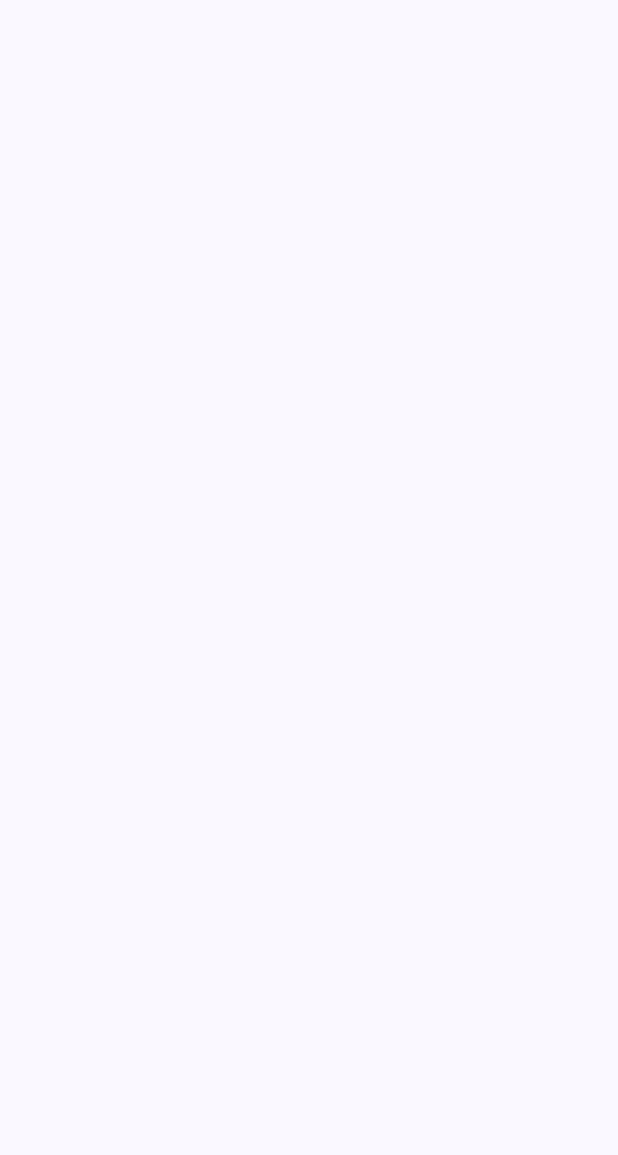
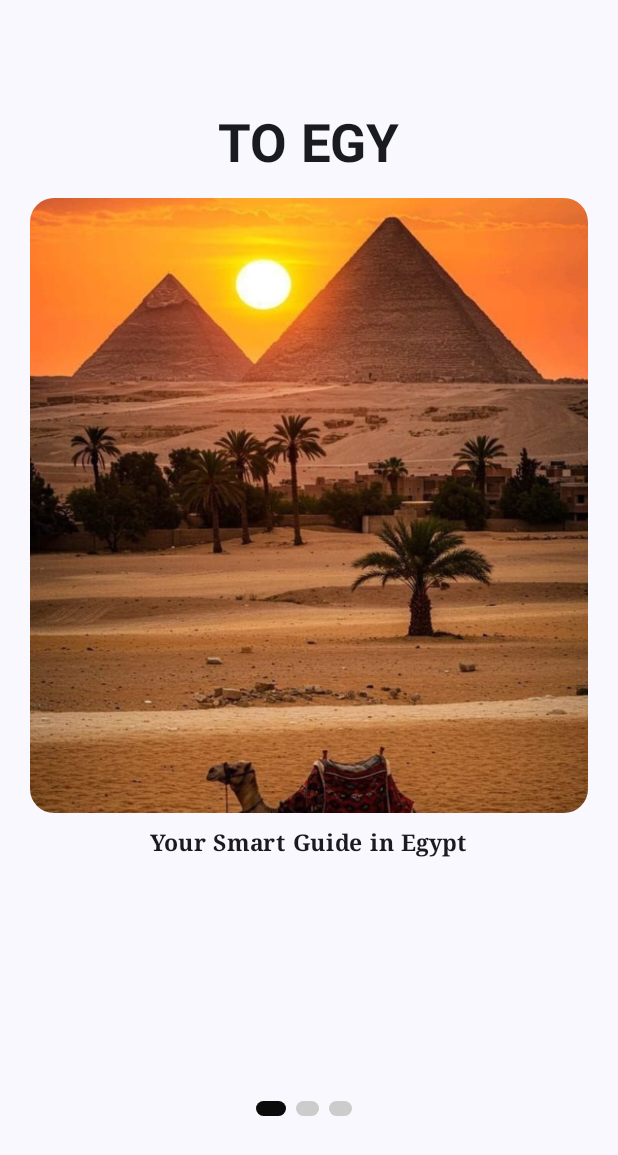
Before and after one commit to maryamasem/To-Egy-App, an Android app built with Jetpack Compose: the screen it shows after launch (MainActivity), on a phone screen of 412 x 824 dp. Before the commit the part shown is empty. Shown: the top 1155 px of the screen. Run offline under Robolectric (Android 15) with nearby library versions, the phone set to English and light mode, and no system bars.

Commit message:
onBoarding SplashScreen

```diff
--- /dev/null
+++ b/app/src/main/java/SplashScreenUI.kt
@@ -0,0 +1,158 @@
+import androidx.compose.animation.AnimatedVisibility
+import androidx.compose.animation.fadeIn
+import androidx.compose.animation.fadeOut
+import androidx.compose.foundation.Image
+import androidx.compose.foundation.background
+import androidx.compose.foundation.border
+import androidx.compose.foundation.layout.Arrangement
+import androidx.compose.foundation.layout.Box
+import androidx.compose.foundation.layout.Column
+import androidx.compose.foundation.layout.Row
+import androidx.compose.foundation.layout.Spacer
+import androidx.compose.foundation.layout.aspectRatio
+import androidx.compose.foundation.layout.fillMaxHeight
+import androidx.compose.foundation.layout.fillMaxSize
+import androidx.compose.foundation.layout.fillMaxWidth
+import androidx.compose.foundation.layout.height
+import androidx.compose.foundation.layout.padding
+import androidx.compose.foundation.layout.size
+import androidx.compose.foundation.layout.width
+import androidx.compose.foundation.pager.HorizontalPager
+import androidx.compose.foundation.pager.PagerState
+import androidx.compose.foundation.pager.rememberPagerState
+import androidx.compose.foundation.rememberScrollState
+import androidx.compose.foundation.shape.CircleShape
+import androidx.compose.foundation.shape.RoundedCornerShape
+import androidx.compose.foundation.verticalScroll
+import androidx.compose.material3.Button
+import androidx.compose.material3.Icon
+import androidx.compose.material3.Text
+import androidx.compose.runtime.Composable
+import androidx.compose.runtime.rememberCoroutineScope
+import androidx.compose.ui.Alignment
+import androidx.compose.ui.Modifier
+import androidx.compose.ui.draw.clip
+import androidx.compose.ui.graphics.Color
+import androidx.compose.ui.layout.ContentScale
+import androidx.compose.ui.layout.ModifierLocalBeyondBoundsLayout
+import androidx.compose.ui.platform.LocalContext
+import androidx.compose.ui.res.painterResource
+import androidx.compose.ui.text.font.FontFamily
+import androidx.compose.ui.text.font.FontWeight
+import androidx.compose.ui.text.style.LineHeightStyle
+import androidx.compose.ui.tooling.preview.Preview
+import androidx.compose.ui.unit.dp
+import androidx.compose.ui.unit.sp
+import com.depi.toegy.R
+import kotlinx.coroutines.launch
+
+@Composable
+fun onBoardingScreen() {
+    val pagerState: PagerState = rememberPagerState(initialPage = 0) {
+        3
+    }
+    val coroutineScope= rememberCoroutineScope()
+    val context= LocalContext.current
+    Box(modifier = Modifier.fillMaxHeight()) {
+        HorizontalPager(state = pagerState) { page ->
+            Box(
+                modifier = Modifier.fillMaxSize(),
+                contentAlignment = Alignment.Center
+            ) {
+                var resource: Int = R.drawable.pyramids
+                var text: String = ""
+                var description:String=""
+
+                when (page) {
+                    0 -> {
+                        text = "TO EGY"
+                        resource = R.drawable.pyramids
+                        description="Your Smart Guide in Egypt"
+
+                    }
+                    1 -> {
+                        text = "Discover Attraction"
+                        resource = R.drawable.museum
+                        description="Explore Egypt like never before!         To EGY  is your personal travel guide  helping you discover the most famous attractions, hidden gems, and cultural landmarks across Egypt From ancient temples and museums to breathtaking beaches and vibrant local spots. "
+                    }
+                    2 -> {
+                        text = "Plan Your Trips"
+                        resource = R.drawable.nile
+                        description="Your next adventure starts here!" +
+                                "Choose your destinations, organize your plans, and make every trip unforgettable "
+                    }
+                }
+
+
+
+                Column(
+                    modifier = Modifier.fillMaxSize().padding(horizontal = 20.dp),
+                    verticalArrangement = Arrangement.Top,
+                    horizontalAlignment = Alignment.CenterHorizontally
+                ) {
+                    Spacer(modifier = Modifier.height(40.dp))
+                    Text(text = text, fontSize = 35.sp, fontWeight = FontWeight.Bold, fontFamily = FontFamily.SansSerif, modifier = Modifier.padding(bottom = 15.dp, top = 35.dp) )
+                    Image(painter = painterResource(id=resource), contentDescription = "OnBoarding Screens",
+                        contentScale =  ContentScale.Crop,modifier=Modifier.fillMaxWidth().height(410.dp).clip(RoundedCornerShape(16.dp))
+
+                    )
+                    Spacer(modifier=Modifier.height(10.dp))
+                    Box(modifier = Modifier.fillMaxWidth().padding(bottom=2.dp).height(150.dp).verticalScroll(
+                        rememberScrollState()
+                    ), contentAlignment = Alignment.TopCenter){Text(text = description, fontSize = 15.sp, fontWeight = FontWeight.Bold, fontFamily = FontFamily.Serif, lineHeight = 20.sp )}
+                    Spacer(modifier = Modifier.height(30.dp))
+
+
+
+
+
+                }
+            }
+        }
+
+            Row(modifier=Modifier.fillMaxWidth().align(Alignment.BottomCenter).padding(horizontal = 20.dp, vertical = 120.dp), horizontalArrangement = Arrangement.End) {
+                AnimatedVisibility(
+                    visible = (pagerState.currentPage == 2),
+                    enter = fadeIn(),
+                    exit = fadeOut()
+                ) {
+                    Button(onClick = {// val intent=Intent(context,SignUpActivity::class.java)
+                        //context.startActivity(intent)
+                    },
+
+
+                        modifier = Modifier.width(80.dp).height(40.dp)) {
+                        Text(
+                            "Next",
+                            fontSize = 12.sp,
+                            fontWeight = FontWeight.Bold,
+
+
+                        )
+                    }
+                }
+            }
+            Row(modifier=Modifier.align(Alignment.BottomCenter) .padding(bottom=80.dp), horizontalArrangement = Arrangement.Center){
+                repeat(3) {
+                    CustomIndicator(isSelected = pagerState.currentPage == it)
+                    Spacer(modifier=Modifier.size(2.5.dp))
+
+                }
+            }
+        }
+    }
+
+
+@Composable
+fun CustomIndicator(isSelected: Boolean) {
+
+    Box(modifier = Modifier.height(10.dp).width(width= if(isSelected)20.dp else 15.dp).clip(RoundedCornerShape(10.dp)).background(color=if(isSelected) Color(
+        0xFF0C0B0C
+    ) else Color.LightGray))
+    Spacer(modifier=Modifier.size(4.dp).padding(bottom = 100.dp,top=100.dp))
+}
+@Preview(showBackground = true)
+@Composable
+fun onBoardingScreenPreview(){
+    onBoardingScreen()
+}
--- a/app/src/main/java/com/depi/toegy/MainActivity.kt
+++ b/app/src/main/java/com/depi/toegy/MainActivity.kt
@@ -1,4 +1,5 @@
 package com.depi.toegy
+
 
 import android.os.Bundle
 import androidx.activity.ComponentActivity
@@ -12,16 +13,28 @@ import androidx.compose.runtime.Composable
 import androidx.compose.ui.Modifier
 import androidx.compose.ui.tooling.preview.Preview
 import com.depi.toegy.ui.theme.ToEgyTheme
+import onBoardingScreen
+
 
 class MainActivity : ComponentActivity() {
     override fun onCreate(savedInstanceState: Bundle?) {
         super.onCreate(savedInstanceState)
         enableEdgeToEdge()
         setContent {
+
+
+
+
+
             ToEgyTheme {
                 Scaffold(modifier = Modifier.fillMaxSize()) { innerPadding ->
+                    onBoardingScreen()
+
+
+
 
                 }
+
             }
         }
     }
```
Also changed, not shown: app/build.gradle.kts (+9 -0 lines), app/src/main/res/drawable/museum.jpg (added), app/src/main/res/drawable/nile.jpg (added), app/src/main/res/drawable/pyramids.jpg (added).
